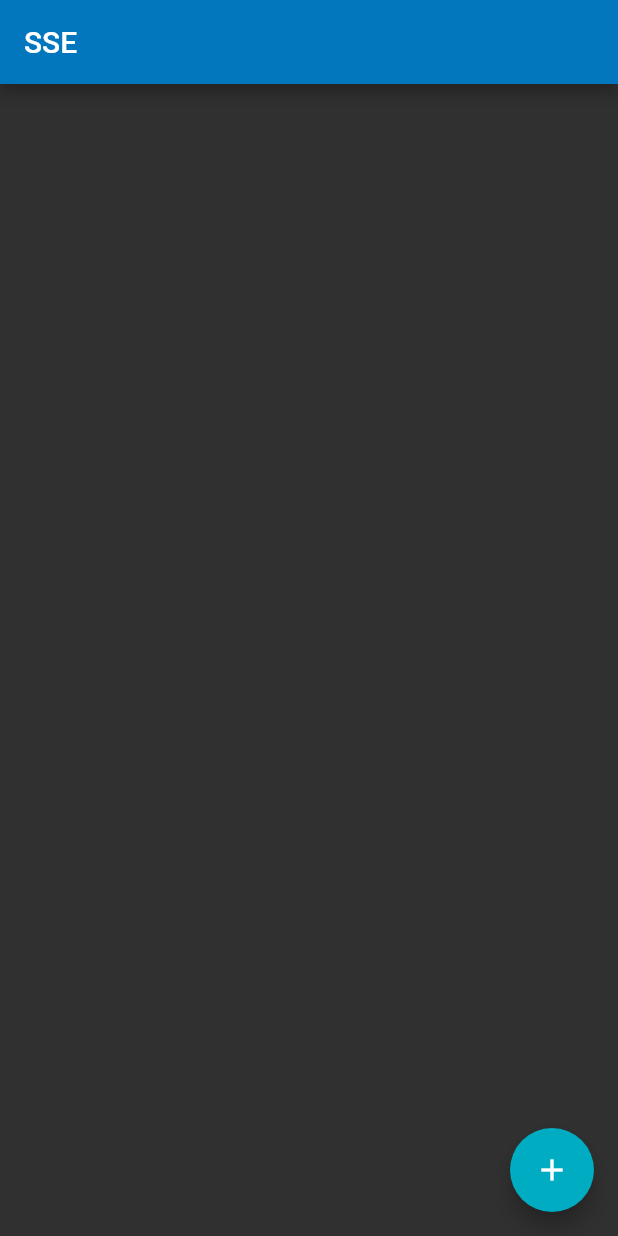
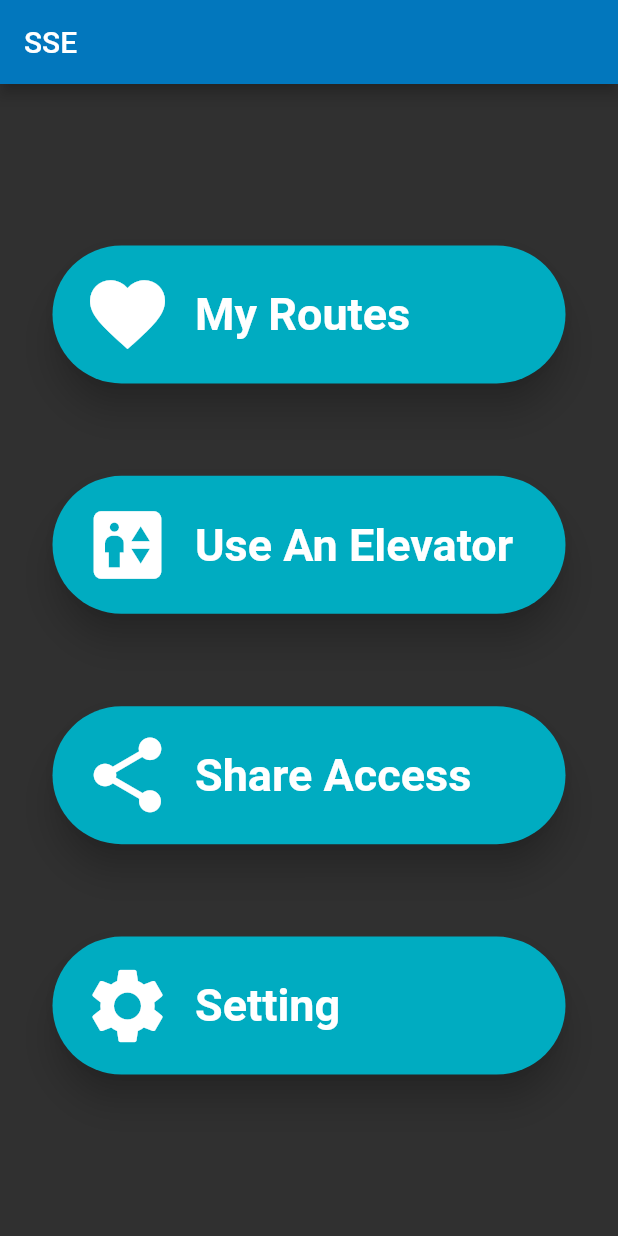
Before and after one commit to meifish/hci, a Flutter app: the screen it shows after launch, on a phone screen of 412 x 824 dp. Run offline on Flutter 3.47's test engine with Material 2 defaults, Android fonts, the phone set to English and light mode, and no system bars.

Commit message:
Add mainpage

```diff
--- /dev/null
+++ b/lib/Pages/HomePage.dart
@@ -0,0 +1,42 @@
+import 'package:flutter/material.dart';
+import 'package:hci/Widgets/HomePageWidgets/MenuOption.dart';
+
+class MyHomePage extends StatefulWidget {
+  MyHomePage({Key key, this.title}) : super(key: key);
+
+  final String title;
+
+  @override
+  _MyHomePageState createState() => _MyHomePageState();
+}
+
+class _MyHomePageState extends State<MyHomePage> {
+  @override
+  Widget build(BuildContext context) {
+    return Scaffold(
+      appBar: AppBar(
+        title: Text(widget.title),
+      ),
+      body: Center(
+        child: Padding(
+          padding: EdgeInsets.symmetric(vertical: 50),
+          child: Column(
+            mainAxisAlignment: MainAxisAlignment.spaceEvenly,
+            children: [
+              MenuOption(
+                  option: 'My Routes', route: '/MyRoute', icon: Icons.favorite),
+              MenuOption(
+                  option: 'Use An Elevator',
+                  route: '/MyRoute',
+                  icon: Icons.elevator),
+              MenuOption(
+                  option: 'Share Access', route: '/MyRoute', icon: Icons.share),
+              MenuOption(
+                  option: 'Setting', route: '/MyRoute', icon: Icons.settings),
+            ],
+          ),
+        ),
+      ),
+    );
+  }
+}
--- a/lib/Pages/MyRoute.dart
+++ b/lib/Pages/MyRoute.dart
@@ -8,6 +8,8 @@ class MyRoute extends StatefulWidget {
 class _MyRouteState extends State<MyRoute> {
   @override
   Widget build(BuildContext context) {
-    return Container();
+    return Scaffold(
+      body: Center(child: Text('My Route')),
+    );
   }
 }
--- a/lib/Widgets/HomePageWidgets/MenuOption.dart
+++ b/lib/Widgets/HomePageWidgets/MenuOption.dart
@@ -1,10 +1,12 @@
 import 'package:flutter/material.dart';
 
 class MenuOption extends StatefulWidget {
+  var icon;
   String option;
   String route;
 
-  MenuOption({@required this.option, @required this.route});
+  MenuOption(
+      {@required this.icon, @required this.option, @required this.route});
 
   @override
   _MenuOptionState createState() => _MenuOptionState();
@@ -14,21 +16,34 @@ class _MenuOptionState extends State<MenuOption> {
   @override
   Widget build(BuildContext context) {
     return Container(
-      width: 400,
-      child: Card(
-        shape: RoundedRectangleBorder(
-          borderRadius: BorderRadius.circular(15.0),
-        ),
-        color: Colors.grey,
-        elevation: 10,
-        child: Column(
-          mainAxisSize: MainAxisSize.min,
-          children: <Widget>[
-            ListTile(
-              leading: Icon(Icons.album, size: 70),
-              title: Text(widget.option, style: TextStyle(color: Colors.white)),
+      width: 350,
+      height: 100,
+      child: GestureDetector(
+        onTap: () {
+          Navigator.pushNamed(context, widget.route);
+        },
+        child: Card(
+          shape: RoundedRectangleBorder(
+            borderRadius: BorderRadius.circular(50.0),
+          ),
+          color: Colors.cyan[600],
+          elevation: 10,
+          child: Padding(
+            padding: EdgeInsets.fromLTRB(20, 10, 0, 10),
+            child: Row(
+              children: [
+                Icon(widget.icon, size: 60),
+                SizedBox(
+                  width: 15,
+                ),
+                Text(widget.option,
+                    style: TextStyle(
+                        color: Colors.white,
+                        fontSize: 30,
+                        fontWeight: FontWeight.bold))
+              ],
             ),
-          ],
+          ),
         ),
       ),
     );
--- a/lib/main.dart
+++ b/lib/main.dart
@@ -1,5 +1,6 @@
 import 'package:flutter/material.dart';
 import 'Pages/MyRoute.dart';
+import 'Pages/HomePage.dart';
 
 void main() {
   runApp(MyApp());
@@ -20,35 +21,7 @@ class MyApp extends StatelessWidget {
         ),
         home: MyHomePage(title: 'SSE'),
         routes: {
-          '/My Route': (context) => MyRoute(),
+          '/MyRoute': (context) => MyRoute(),
         });
   }
 }
-
-class MyHomePage extends StatefulWidget {
-  MyHomePage({Key key, this.title}) : super(key: key);
-
-  final String title;
-
-  @override
-  _MyHomePageState createState() => _MyHomePageState();
-}
-
-class _MyHomePageState extends State<MyHomePage> {
-  @override
-  Widget build(BuildContext context) {
-    return Scaffold(
-      appBar: AppBar(
-        title: Text(widget.title),
-      ),
-      body: Center(
-        child: Column(),
-      ),
-      floatingActionButton: FloatingActionButton(
-        onPressed: null,
-        tooltip: '',
-        child: Icon(Icons.add),
-      ), // This trailing comma makes auto-formatting nicer for build methods.
-    );
-  }
-}
```
